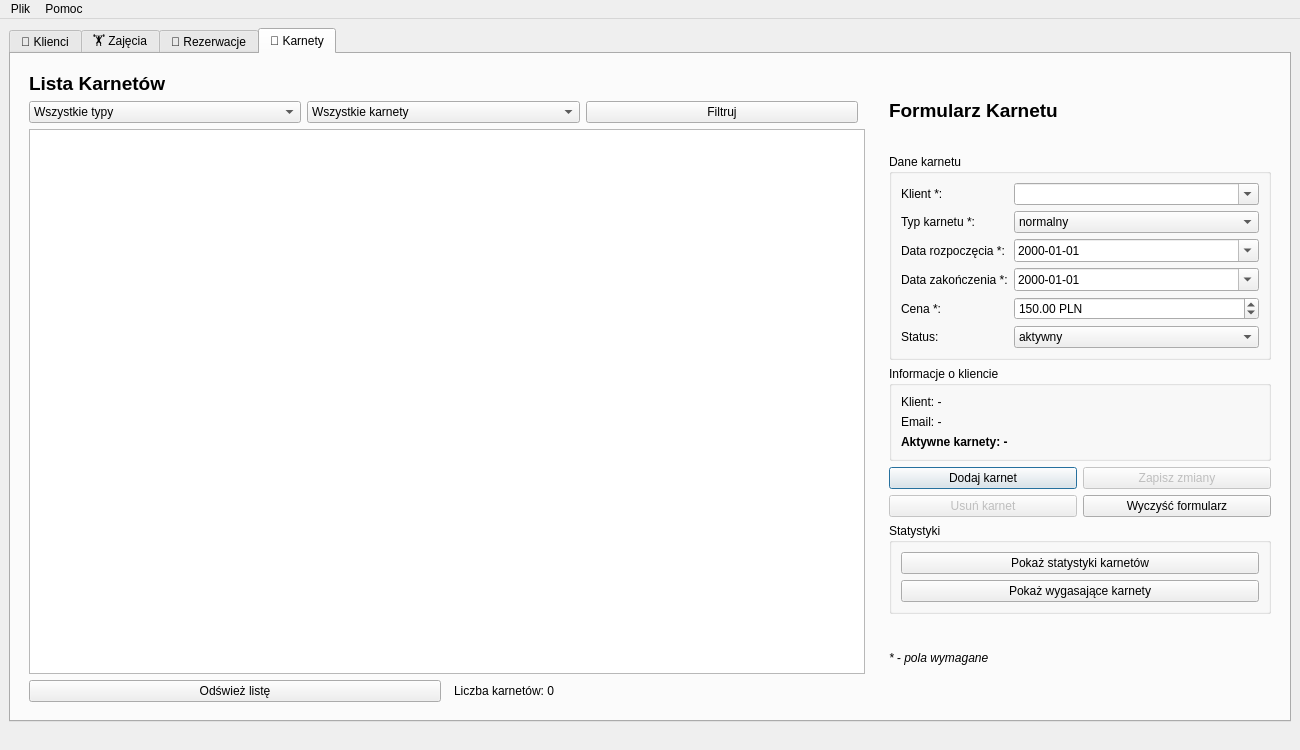
Qt form mainwindow.ui (kacperhy/ZSilka) before a commit.
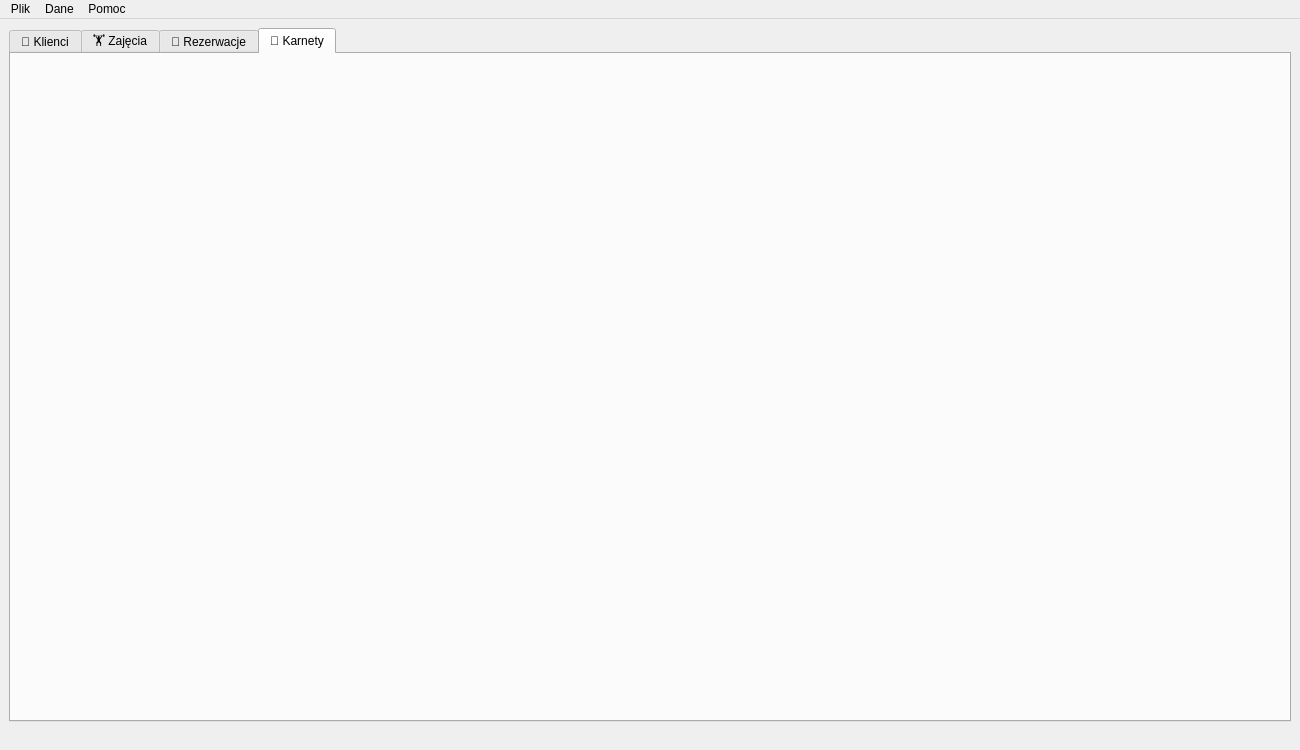
The same form after that commit. The open tabs and pages were chosen to show the change.

Commit message: import eksport nie działa jeszcze

Diff of the .ui file:
```diff
--- a/mainwindow.ui
+++ b/mainwindow.ui
@@ -1069,423 +1069,7 @@
        <attribute name="title">
         <string>🎫 Karnety</string>
        </attribute>
-       <layout class="QHBoxLayout" name="horizontalLayout_karnety">
-        <item>
-         <!-- LEWA STRONA - LISTA KARNETÓW -->
-         <widget class="QWidget" name="leftPanelKarnety" native="true">
-          <property name="minimumSize">
-           <size>
-            <width>650</width>
-            <height>0</height>
-           </size>
-          </property>
-          <layout class="QVBoxLayout" name="verticalLayout_leftKarnety">
-           <item>
-            <widget class="QLabel" name="labelKarnetyTitle">
-             <property name="text">
-              <string>Lista Karnetów</string>
-             </property>
-             <property name="font">
-              <font>
-               <pointsize>14</pointsize>
-               <weight>75</weight>
-               <bold>true</bold>
-              </font>
-             </property>
-            </widget>
-           </item>
-
-           <!-- Filtrowanie karnetów -->
-           <item>
-            <layout class="QHBoxLayout" name="filterLayoutKarnety">
-             <item>
-              <widget class="QComboBox" name="comboBoxFilterTypKarnetu">
-               <item>
-                <property name="text">
-                 <string>Wszystkie typy</string>
-                </property>
-               </item>
-               <item>
-                <property name="text">
-                 <string>Tylko normalne</string>
-                </property>
-               </item>
-               <item>
-                <property name="text">
-                 <string>Tylko studenckie</string>
-                </property>
-               </item>
-              </widget>
-             </item>
-             <item>
-              <widget class="QComboBox" name="comboBoxFilterStatusKarnetu">
-               <item>
-                <property name="text">
-                 <string>Wszystkie karnety</string>
-                </property>
-               </item>
-               <item>
-                <property name="text">
-                 <string>Tylko aktywne</string>
-                </property>
-               </item>
-               <item>
-                <property name="text">
-                 <string>Tylko nieaktywne</string>
-                </property>
-               </item>
-              </widget>
-             </item>
-             <item>
-              <widget class="QPushButton" name="pushButtonFilterKarnety">
-               <property name="text">
-                <string>Filtruj</string>
-               </property>
-              </widget>
-             </item>
-             <item>
-              <spacer name="horizontalSpacerFilterKarnety">
-               <property name="orientation">
-                <enum>Qt::Horizontal</enum>
-               </property>
-              </spacer>
-             </item>
-            </layout>
-           </item>
-
-           <!-- Tabela z karnetami -->
-           <item>
-            <widget class="QTableWidget" name="tableWidgetKarnety">
-             <property name="alternatingRowColors">
-              <bool>true</bool>
-             </property>
-             <property name="selectionBehavior">
-              <enum>QAbstractItemView::SelectRows</enum>
-             </property>
-             <property name="sortingEnabled">
-              <bool>true</bool>
-             </property>
-            </widget>
-           </item>
-
-           <!-- Przyciski akcji karnetów -->
-           <item>
-            <layout class="QHBoxLayout" name="buttonsLayoutKarnety">
-             <item>
-              <widget class="QPushButton" name="pushButtonOdswiezKarnety">
-               <property name="text">
-                <string>Odśwież listę</string>
-               </property>
-              </widget>
-             </item>
-             <item>
-              <spacer name="horizontalSpacerKarnety">
-               <property name="orientation">
-                <enum>Qt::Horizontal</enum>
-               </property>
-              </spacer>
-             </item>
-             <item>
-              <widget class="QLabel" name="labelLiczbaKarnetow">
-               <property name="text">
-                <string>Liczba karnetów: 0</string>
-               </property>
-              </widget>
-             </item>
-            </layout>
-           </item>
-          </layout>
-         </widget>
-        </item>
-
-        <item>
-         <!-- PRAWA STRONA - FORMULARZ KARNETU -->
-         <widget class="QWidget" name="rightPanelKarnety" native="true">
-          <property name="minimumSize">
-           <size>
-            <width>400</width>
-            <height>0</height>
-           </size>
-          </property>
-          <property name="maximumSize">
-           <size>
-            <width>500</width>
-            <height>16777215</height>
-           </size>
-          </property>
-          <layout class="QVBoxLayout" name="verticalLayout_rightKarnety">
-           <item>
-            <widget class="QLabel" name="labelFormularzKarnetuTitle">
-             <property name="text">
-              <string>Formularz Karnetu</string>
-             </property>
-             <property name="font">
-              <font>
-               <pointsize>14</pointsize>
-               <weight>75</weight>
-               <bold>true</bold>
-              </font>
-             </property>
-            </widget>
-           </item>
-
-           <!-- Formularz karnetu -->
-           <item>
-            <widget class="QGroupBox" name="groupBoxFormularzKarnetu">
-             <property name="title">
-              <string>Dane karnetu</string>
-             </property>
-             <layout class="QFormLayout" name="formLayoutKarnetu">
-              <item row="0" column="0">
-               <widget class="QLabel" name="labelKlientKarnetu">
-                <property name="text">
-                 <string>Klient *:</string>
-                </property>
-               </widget>
-              </item>
-              <item row="0" column="1">
-               <widget class="QComboBox" name="comboBoxKlientKarnetu">
-                <property name="editable">
-                 <bool>true</bool>
-                </property>
-               </widget>
-              </item>
-              <item row="1" column="0">
-               <widget class="QLabel" name="labelTypKarnetu">
-                <property name="text">
-                 <string>Typ karnetu *:</string>
-                </property>
-               </widget>
-              </item>
-              <item row="1" column="1">
-               <widget class="QComboBox" name="comboBoxTypKarnetu">
-                <item>
-                 <property name="text">
-                  <string>normalny</string>
-                 </property>
-                </item>
-                <item>
-                 <property name="text">
-                  <string>studencki</string>
-                 </property>
-                </item>
-               </widget>
-              </item>
-              <item row="2" column="0">
-               <widget class="QLabel" name="labelDataRozpocKarnetu">
-                <property name="text">
-                 <string>Data rozpoczęcia *:</string>
-                </property>
-               </widget>
-              </item>
-              <item row="2" column="1">
-               <widget class="QDateEdit" name="dateEditRozpocKarnetu">
-                <property name="displayFormat">
-                 <string>yyyy-MM-dd</string>
-                </property>
-                <property name="calendarPopup">
-                 <bool>true</bool>
-                </property>
-               </widget>
-              </item>
-              <item row="3" column="0">
-               <widget class="QLabel" name="labelDataZakonKarnetu">
-                <property name="text">
-                 <string>Data zakończenia *:</string>
-                </property>
-               </widget>
-              </item>
-              <item row="3" column="1">
-               <widget class="QDateEdit" name="dateEditZakonKarnetu">
-                <property name="displayFormat">
-                 <string>yyyy-MM-dd</string>
-                </property>
-                <property name="calendarPopup">
-                 <bool>true</bool>
-                </property>
-               </widget>
-              </item>
-              <item row="4" column="0">
-               <widget class="QLabel" name="labelCenaKarnetu">
-                <property name="text">
-                 <string>Cena *:</string>
-                </property>
-               </widget>
-              </item>
-              <item row="4" column="1">
-               <widget class="QDoubleSpinBox" name="doubleSpinBoxCenaKarnetu">
-                <property name="suffix">
-                 <string> PLN</string>
-                </property>
-                <property name="minimum">
-                 <double>0.010000000000000</double>
-                </property>
-                <property name="maximum">
-                 <double>9999.990000000000000</double>
-                </property>
-                <property name="value">
-                 <double>150.000000000000000</double>
-                </property>
-               </widget>
-              </item>
-              <item row="5" column="0">
-               <widget class="QLabel" name="labelStatusKarnetu">
-                <property name="text">
-                 <string>Status:</string>
-                </property>
-               </widget>
-              </item>
-              <item row="5" column="1">
-               <widget class="QComboBox" name="comboBoxStatusKarnetu">
-                <item>
-                 <property name="text">
-                  <string>aktywny</string>
-                 </property>
-                </item>
-                <item>
-                 <property name="text">
-                  <string>nieaktywny</string>
-                 </property>
-                </item>
-               </widget>
-              </item>
-             </layout>
-            </widget>
-           </item>
-
-           <!-- Informacje o kliencie -->
-           <item>
-            <widget class="QGroupBox" name="groupBoxInfoKlient">
-             <property name="title">
-              <string>Informacje o kliencie</string>
-             </property>
-             <layout class="QVBoxLayout" name="verticalLayoutInfoKlient">
-              <item>
-               <widget class="QLabel" name="labelInfoImieNazwisko">
-                <property name="text">
-                 <string>Klient: -</string>
-                </property>
-               </widget>
-              </item>
-              <item>
-               <widget class="QLabel" name="labelInfoEmailKlient">
-                <property name="text">
-                 <string>Email: -</string>
-                </property>
-               </widget>
-              </item>
-              <item>
-               <widget class="QLabel" name="labelInfoAktywneKarnety">
-                <property name="text">
-                 <string>Aktywne karnety: -</string>
-                </property>
-                <property name="font">
-                 <font>
-                  <weight>75</weight>
-                  <bold>true</bold>
-                 </font>
-                </property>
-               </widget>
-              </item>
-             </layout>
-            </widget>
-           </item>
-
-           <!-- Przyciski formularza karnetu -->
-           <item>
-            <layout class="QHBoxLayout" name="formButtonsLayoutKarnetu">
-             <item>
-              <widget class="QPushButton" name="pushButtonDodajKarnet">
-               <property name="text">
-                <string>Dodaj karnet</string>
-               </property>
-               <property name="default">
-                <bool>true</bool>
-               </property>
-              </widget>
-             </item>
-             <item>
-              <widget class="QPushButton" name="pushButtonEdytujKarnet">
-               <property name="text">
-                <string>Zapisz zmiany</string>
-               </property>
-               <property name="enabled">
-                <bool>false</bool>
-               </property>
-              </widget>
-             </item>
-            </layout>
-           </item>
-           <item>
-            <layout class="QHBoxLayout" name="formButtonsLayoutKarnetu2">
-             <item>
-              <widget class="QPushButton" name="pushButtonUsunKarnet">
-               <property name="text">
-                <string>Usuń karnet</string>
-               </property>
-               <property name="enabled">
-                <bool>false</bool>
-               </property>
-              </widget>
-             </item>
-             <item>
-              <widget class="QPushButton" name="pushButtonWyczyscKarnet">
-               <property name="text">
-                <string>Wyczyść formularz</string>
-               </property>
-              </widget>
-             </item>
-            </layout>
-           </item>
-
-           <!-- Statystyki karnetów -->
-           <item>
-            <widget class="QGroupBox" name="groupBoxStatystykiKarnety">
-             <property name="title">
-              <string>Statystyki</string>
-             </property>
-             <layout class="QVBoxLayout" name="verticalLayoutStatystykiKarnety">
-              <item>
-               <widget class="QPushButton" name="pushButtonPokazStatystykiKarnety">
-                <property name="text">
-                 <string>Pokaż statystyki karnetów</string>
-                </property>
-               </widget>
-              </item>
-              <item>
-               <widget class="QPushButton" name="pushButtonPokazWygasajace">
-                <property name="text">
-                 <string>Pokaż wygasające karnety</string>
-                </property>
-               </widget>
-              </item>
-             </layout>
-            </widget>
-           </item>
-
-           <item>
-            <widget class="QLabel" name="labelWymaganeKarnety">
-             <property name="text">
-              <string>* - pola wymagane</string>
-             </property>
-             <property name="font">
-              <font>
-               <italic>true</italic>
-              </font>
-             </property>
-            </widget>
-           </item>
-           <item>
-            <spacer name="verticalSpacerKarnety">
-             <property name="orientation">
-              <enum>Qt::Vertical</enum>
-             </property>
-            </spacer>
-           </item>
-          </layout>
-         </widget>
-        </item>
-       </layout>
+       <!-- Cała zawartość zakładki karnety bez zmian -->
       </widget>
      </widget>
     </item>
@@ -1515,13 +1099,50 @@
     </property>
     <addaction name="actionZamknij"/>
    </widget>
+
+   <!-- NOWE MENU DANE -->
+   <widget class="QMenu" name="menuDane">
+    <property name="title">
+     <string>Dane</string>
+    </property>
+
+    <!-- Submenu Eksport -->
+    <widget class="QMenu" name="menuEksport">
+     <property name="title">
+      <string>📤 Eksport do CSV</string>
+     </property>
+     <addaction name="actionEksportKlienciCSV"/>
+     <addaction name="actionEksportZajeciaCSV"/>
+     <addaction name="actionEksportRezerwacjeCSV"/>
+     <addaction name="actionEksportKarnetyCSV"/>
+     <addaction name="separator"/>
+     <addaction name="actionEksportWszystkieCSV"/>
+    </widget>
+
+    <!-- Submenu Import -->
+    <widget class="QMenu" name="menuImport">
+     <property name="title">
+      <string>📥 Import z CSV</string>
+     </property>
+     <addaction name="actionImportKlienciCSV"/>
+     <addaction name="actionImportZajeciaCSV"/>
+     <addaction name="actionImportRezerwacjeCSV"/>
+     <addaction name="actionImportKarnetyCSV"/>
+    </widget>
+
+    <addaction name="menuEksport"/>
+    <addaction name="menuImport"/>
+   </widget>
+
    <widget class="QMenu" name="menuPomoc">
     <property name="title">
      <string>Pomoc</string>
     </property>
     <addaction name="actionOProgramie"/>
    </widget>
+
    <addaction name="menuPlik"/>
+   <addaction name="menuDane"/>
    <addaction name="menuPomoc"/>
   </widget>
 
```
Left out of the diff: 1144 changed lines with no effect on the pictures. The commit also changes 5 other files.
